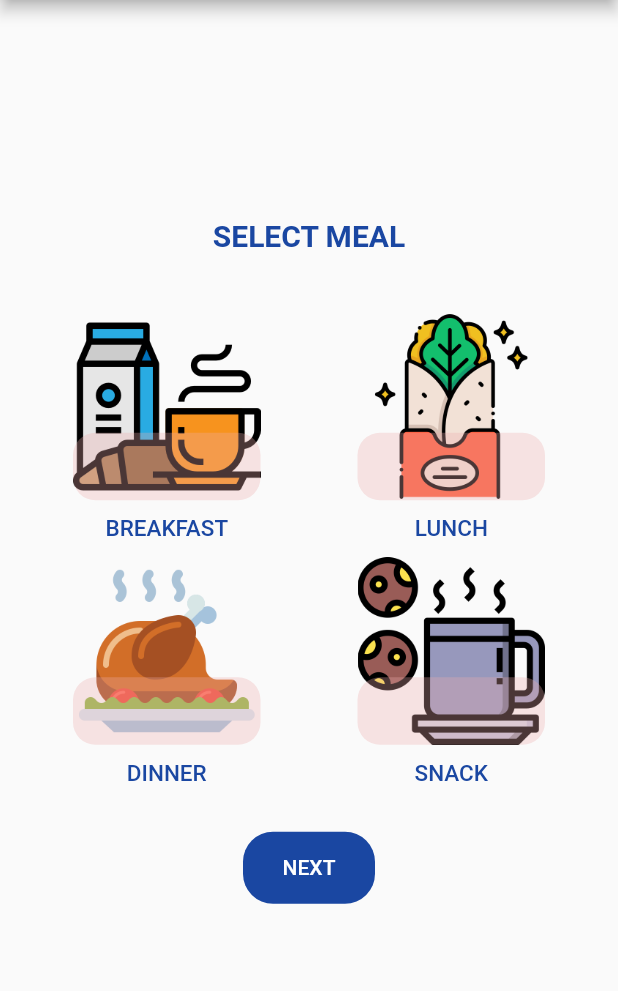
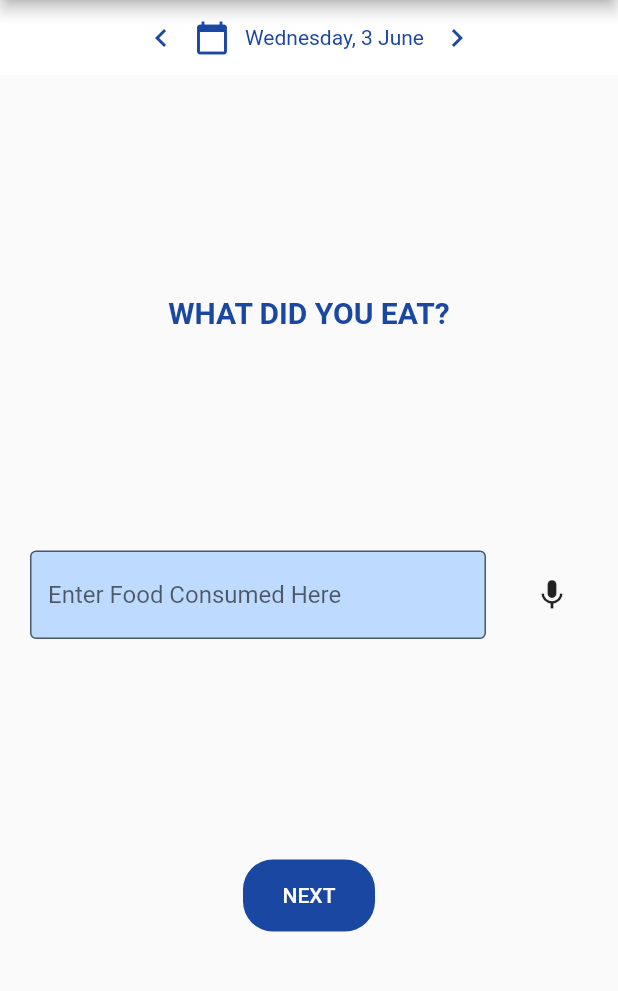
Before and after one commit to Z1Ranger/QCRI-Nutrition-Project, a Flutter app: the MealLog screen opened directly, after a tap on "NEXT", on a phone screen of 412 x 824 dp, the part 84-1075 px from its top. Run offline on Flutter 3.47's test engine with Material 2 defaults, Android fonts, the phone set to English and light mode, and no system bars; our stand-ins replace percent_indicator.

Commit message:
added food log screen and structure for nutritional analysis page

```diff
--- /dev/null
+++ b/siha_app_v2/sihav2/lib/screens/food_log.dart
@@ -0,0 +1,120 @@
+import 'package:flutter/material.dart';
+import 'package:org/constants.dart';
+import 'package:org/screens/nutritional_analysis.dart';
+
+class FoodLog extends StatefulWidget {
+  @override
+  _FoodLogState createState() => _FoodLogState();
+}
+
+class _FoodLogState extends State<FoodLog> {
+  @override
+  Widget build(BuildContext context) {
+    return Scaffold(
+      appBar: AppBar(
+        backgroundColor: kMainTheme,
+        title: Image.asset(
+          kAppBarLogo,
+          height: 100,
+          width: 100,
+        ),
+        centerTitle: true,
+      ),
+      body: Column(
+        children: <Widget>[
+          Container(
+            color: Colors.white,
+            height: 50,
+            child: Row(
+              mainAxisAlignment: MainAxisAlignment.center,
+              children: <Widget>[
+                Icon(
+                  Icons.chevron_left,
+                  color: kMainTheme,
+                ),
+                SizedBox(
+                  width: 10,
+                ),
+                Icon(
+                  Icons.calendar_today,
+                  color: kMainTheme,
+                ),
+                SizedBox(
+                  width: 10,
+                ),
+                Text(
+                  '${weekdays[DateTime.now().weekday % 7]}, ${DateTime.now().day} ${months[DateTime.now().month - 1]}',
+                  style: TextStyle(color: kMainTheme),
+                ),
+                SizedBox(
+                  width: 10,
+                ),
+                Icon(
+                  Icons.chevron_right,
+                  color: kMainTheme,
+                ),
+              ],
+            ),
+          ),
+          Expanded(
+            child: Column(
+              mainAxisAlignment: MainAxisAlignment.spaceEvenly,
+              children: <Widget>[
+                Padding(
+                  padding: const EdgeInsets.all(20.0),
+                  child: Text(
+                    'WHAT DID YOU EAT?',
+                    style: TextStyle(
+                        color: kMainTheme,
+                        fontSize: 20,
+                        fontWeight: FontWeight.bold),
+                  ),
+                ),
+                Row(
+                  children: <Widget>[
+                    Expanded(
+                      child: Container(
+                        padding: EdgeInsets.only(left: 20),
+                        child: TextField(
+                          decoration: InputDecoration(
+                            fillColor: kDimText,
+                            filled: true,
+                            border: OutlineInputBorder(),
+                            hintText: 'Enter Food Consumed Here',
+                          ),
+                          autofocus: false,
+                        ),
+                      ),
+                    ),
+                    FlatButton(
+                      onPressed: () {},
+                      child: Icon(Icons.mic),
+                    ),
+                  ],
+                ),
+                Container(
+                  decoration: BoxDecoration(
+                    borderRadius: BorderRadius.circular(20),
+                    color: kMainTheme,
+                  ),
+                  margin: EdgeInsets.symmetric(vertical: 20),
+                  child: FlatButton(
+                    onPressed: () => Navigator.push(
+                      context,
+                      MaterialPageRoute(
+                          builder: (context) => NutritionAnalysisPage()),
+                    ),
+                    child: Text(
+                      'NEXT',
+                      style: TextStyle(color: Colors.white),
+                    ),
+                  ),
+                ),
+              ],
+            ),
+          ),
+        ],
+      ),
+    );
+  }
+}
--- a/siha_app_v2/sihav2/lib/screens/meal_log.dart
+++ b/siha_app_v2/sihav2/lib/screens/meal_log.dart
@@ -1,6 +1,7 @@
 import 'package:flutter/cupertino.dart';
 import 'package:flutter/material.dart';
 import 'package:org/constants.dart';
+import 'package:org/screens/food_log.dart';
 
 class MealLog extends StatefulWidget {
   @override
@@ -64,7 +65,10 @@ class _MealLogState extends State<MealLog> {
             ),
             margin: EdgeInsets.symmetric(vertical: 20),
             child: FlatButton(
-              onPressed: () {},
+              onPressed: () => Navigator.push(
+                context,
+                MaterialPageRoute(builder: (context) => FoodLog()),
+              ),
               child: Text(
                 'NEXT',
                 style: TextStyle(color: Colors.white),
--- /dev/null
+++ b/siha_app_v2/sihav2/lib/screens/nutritional_analysis.dart
@@ -0,0 +1,24 @@
+import 'package:flutter/material.dart';
+import 'package:org/constants.dart';
+
+class NutritionAnalysisPage extends StatefulWidget {
+  @override
+  _NutritionAnalysisPageState createState() => _NutritionAnalysisPageState();
+}
+
+class _NutritionAnalysisPageState extends State<NutritionAnalysisPage> {
+  @override
+  Widget build(BuildContext context) {
+    return Scaffold(
+      appBar: AppBar(
+        backgroundColor: kMainTheme,
+        title: Image.asset(
+          kAppBarLogo,
+          height: 100,
+          width: 100,
+        ),
+        centerTitle: true,
+      ),
+    );
+  }
+}
```
